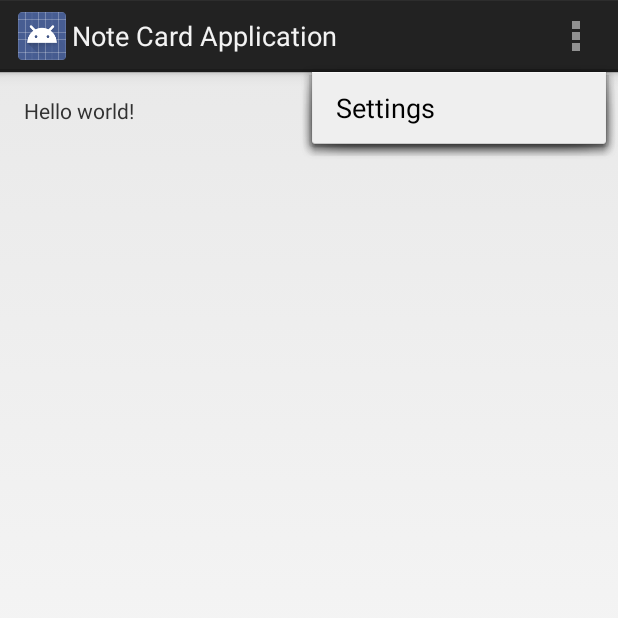
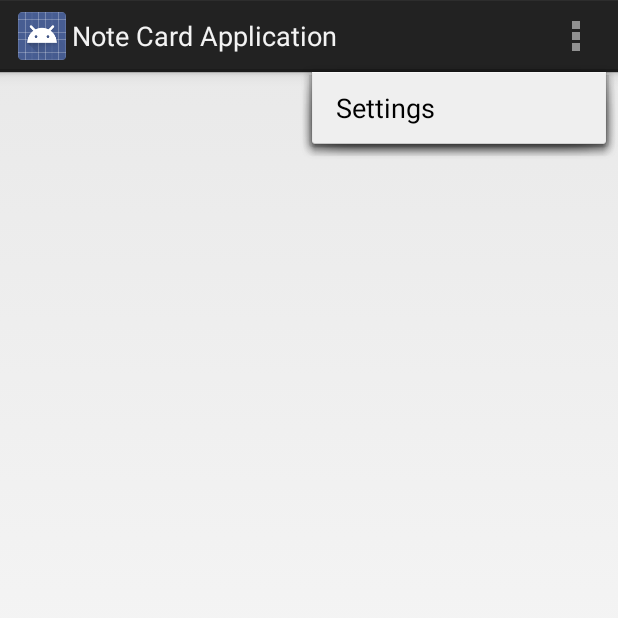
Before and after one commit to nicholascgilpin/Note-Cards, an Android app: the screen it shows after launch (DisplayCards), with the options menu open, on a phone screen of 412 x 824 dp, the top half of it. Run offline under Robolectric (Android 15) with nearby library versions, the phone set to English and light mode, and no system bars.

Commit message:
Created Card Class

```diff
--- /dev/null
+++ b/NoteCardApplication/app/src/main/java/com/fakecompany/ncluck/notecardapplication/Card.java
@@ -0,0 +1,16 @@
+package com.fakecompany.ncluck.notecardapplication;
+
+/**
+ * Created by ncluck on 9/5/15.
+ */
+
+public class Card {
+    String name;
+    String description;
+    // this is for the thumbnail variable
+
+    public void saveCard()
+    {
+
+    }
+}
--- a/NoteCardApplication/app/src/main/java/com/fakecompany/ncluck/notecardapplication/DisplayCards.java
+++ b/NoteCardApplication/app/src/main/java/com/fakecompany/ncluck/notecardapplication/DisplayCards.java
@@ -4,6 +4,7 @@ import android.app.Activity;
 import android.os.Bundle;
 import android.view.Menu;
 import android.view.MenuItem;
+import android.widget.ListView;
 
 public class DisplayCards extends Activity {
 
@@ -11,6 +12,8 @@ public class DisplayCards extends Activity {
     protected void onCreate(Bundle savedInstanceState) {
         super.onCreate(savedInstanceState);
         setContentView(R.layout.activity_display_cards);
+        ListView carddisplay = (ListView)findViewById(R.id.expandableListView);
+
     }
 
     @Override
--- a/NoteCardApplication/app/src/main/res/layout/activity_display_cards.xml
+++ b/NoteCardApplication/app/src/main/res/layout/activity_display_cards.xml
@@ -5,7 +5,11 @@
     android:paddingTop="@dimen/activity_vertical_margin"
     android:paddingBottom="@dimen/activity_vertical_margin" tools:context=".DisplayCards">
 
-    <TextView android:text="@string/hello_world" android:layout_width="wrap_content"
-        android:layout_height="wrap_content" />
-
+    <ExpandableListView
+        android:layout_width="wrap_content"
+        android:layout_height="wrap_content"
+        android:id="@+id/expandableListView"
+        android:layout_alignParentTop="true"
+        android:layout_alignParentLeft="true"
+        android:layout_alignParentStart="true" />
 </RelativeLayout>
```
Also changed, not shown: 2 other files.
